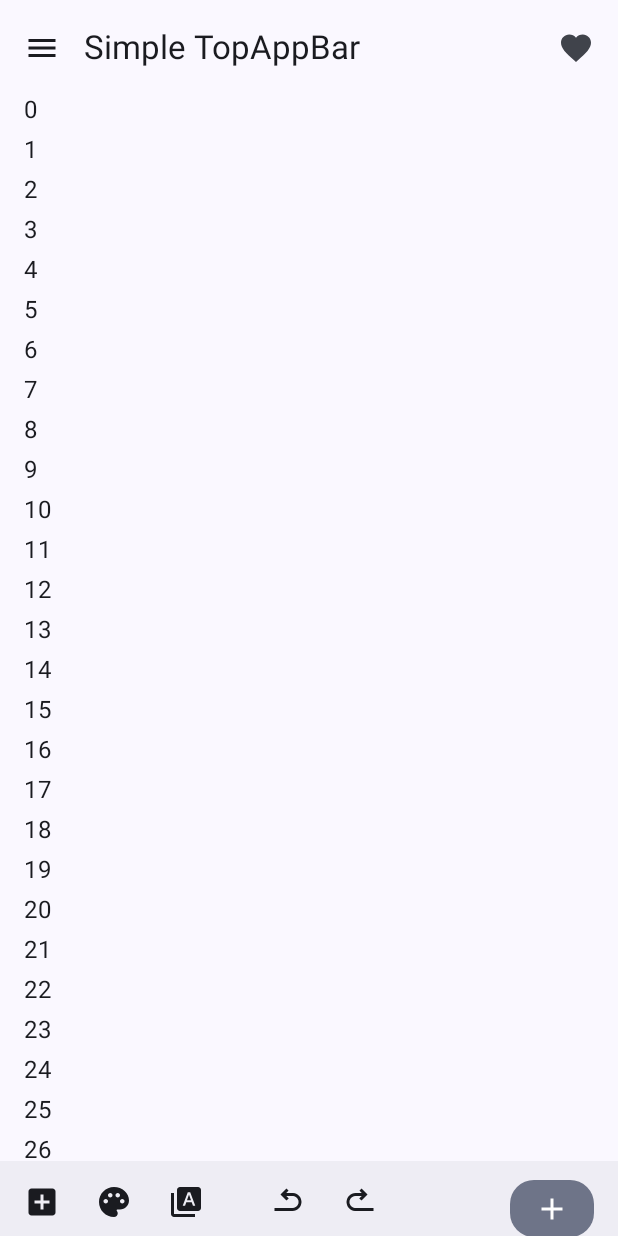
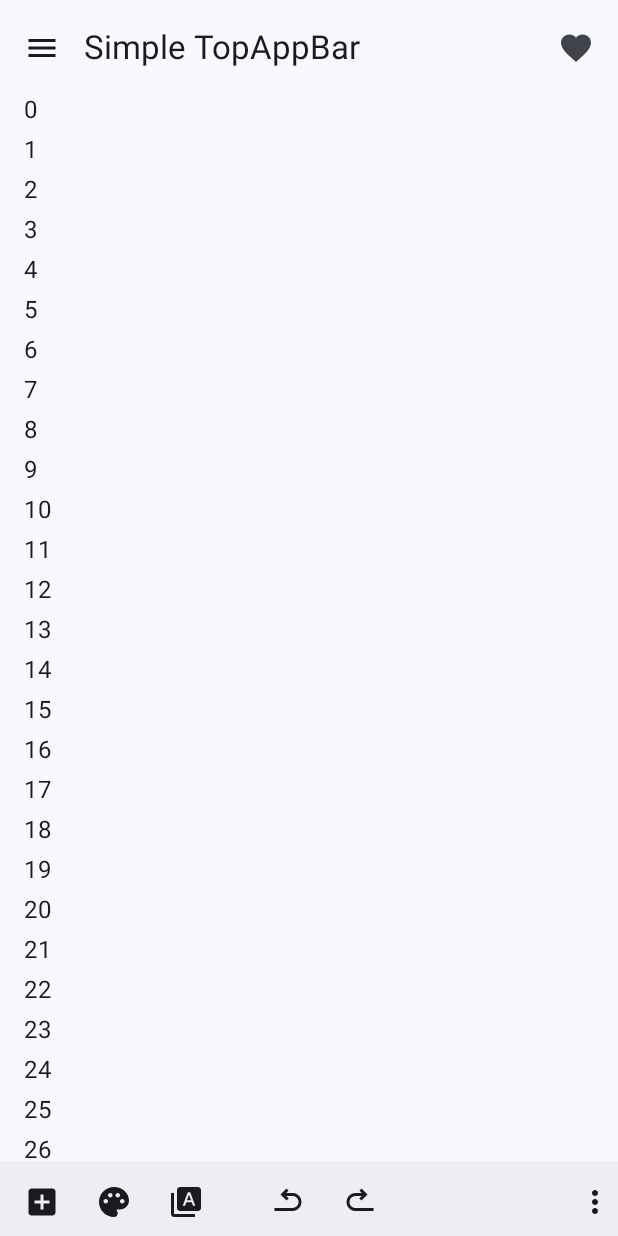
Before and after one commit to jaszczurga/NoteApp, an Android app built with Jetpack Compose: the NoteScreen screen opened through its navigation route, on a phone screen of 412 x 824 dp. Run offline under Robolectric (Android 15) with nearby library versions, the light colour scheme and no system bars; our stand-ins replace Dagger/Hilt's generated code.

Commit message:
NoteScreen UI some actionbutton changes moved from bottombar to scaffold added bottombar and top bar for NoteScreen przeniesienie do components AddButton i NoteCard

```diff
--- /dev/null
+++ b/app/src/main/java/com/example/googlenotesclone/components/components.kt
@@ -0,0 +1,57 @@
+package com.example.googlenotesclone.components
+
+import androidx.compose.foundation.BorderStroke
+import androidx.compose.foundation.layout.fillMaxWidth
+import androidx.compose.foundation.layout.padding
+import androidx.compose.material.icons.Icons
+import androidx.compose.material.icons.filled.Add
+import androidx.compose.material3.BottomAppBarDefaults
+import androidx.compose.material3.CardDefaults
+import androidx.compose.material3.FloatingActionButton
+import androidx.compose.material3.FloatingActionButtonDefaults
+import androidx.compose.material3.Icon
+import androidx.compose.material3.MaterialTheme
+import androidx.compose.material3.OutlinedCard
+import androidx.compose.material3.Text
+import androidx.compose.runtime.Composable
+import androidx.compose.ui.Modifier
+import androidx.compose.ui.graphics.Color
+import androidx.compose.ui.text.style.TextAlign
+import androidx.compose.ui.text.style.TextOverflow
+import androidx.compose.ui.unit.dp
+import androidx.compose.ui.unit.sp
+
+@Composable
+fun AddButton(onClickButton : ()->Unit={}) {
+    FloatingActionButton(
+        onClick = { onClickButton.invoke() },
+        containerColor = BottomAppBarDefaults.bottomAppBarFabColor,
+        elevation = FloatingActionButtonDefaults.bottomAppBarFabElevation(),
+
+        ) {
+        Icon(Icons.Filled.Add, "Localized description")
+    }
+}
+@Composable
+fun NoteCard(text:String) {
+    OutlinedCard(
+        colors = CardDefaults.cardColors(
+            containerColor = MaterialTheme.colorScheme.surface ,
+        ) ,
+        border = BorderStroke(1.dp , Color.Gray) ,
+        modifier = Modifier
+            .fillMaxWidth()
+
+    ) {
+        Text(
+            text = text,
+            modifier = Modifier
+                .padding(16.dp) ,
+            textAlign = TextAlign.Center ,
+            maxLines = 9,
+            overflow = TextOverflow.Ellipsis,
+            lineHeight = 14.sp,
+            fontSize = 13.sp
+        )
+    }
+}
--- a/app/src/main/java/com/example/googlenotesclone/screens/HomeScreen/HomeScreen.kt
+++ b/app/src/main/java/com/example/googlenotesclone/screens/HomeScreen/HomeScreen.kt
@@ -7,6 +7,7 @@ import androidx.compose.foundation.layout.Arrangement
 import androidx.compose.foundation.layout.Column
 import androidx.compose.foundation.layout.Row
 import androidx.compose.foundation.layout.Spacer
+import androidx.compose.foundation.layout.displayCutoutPadding
 import androidx.compose.foundation.layout.fillMaxSize
 import androidx.compose.foundation.layout.fillMaxWidth
 import androidx.compose.foundation.layout.height
@@ -31,6 +32,7 @@ import androidx.compose.material3.CardDefaults
 import androidx.compose.material3.DrawerState
 import androidx.compose.material3.DrawerValue
 import androidx.compose.material3.ExperimentalMaterial3Api
+import androidx.compose.material3.FabPosition
 import androidx.compose.material3.FloatingActionButton
 import androidx.compose.material3.FloatingActionButtonDefaults
 import androidx.compose.material3.Icon
@@ -66,7 +68,10 @@ import androidx.compose.ui.unit.dp
 import androidx.compose.ui.unit.em
 import androidx.compose.ui.unit.sp
 import androidx.navigation.NavHostController
+import com.example.googlenotesclone.components.AddButton
+import com.example.googlenotesclone.components.NoteCard
 import com.example.googlenotesclone.navigation.NotesAppScreens
+import com.google.android.material.bottomappbar.BottomAppBar.FabAlignmentMode
 import kotlinx.coroutines.CoroutineScope
 import kotlinx.coroutines.launch
 
@@ -106,7 +111,10 @@ fun HomeContent(drawerState : DrawerState ,navController : NavHostController, mo
     )
     Scaffold(
         bottomBar = {
-            BottomAppBarWithFAB(onClickButton = {
+            BottomAppBar()
+        },
+        floatingActionButton = {
+            AddButton(onClickButton = {
                 navController.navigate(NotesAppScreens.NoteScreen.name)
             })
         }
@@ -125,7 +133,9 @@ fun HomeContent(drawerState : DrawerState ,navController : NavHostController, mo
                         NoteCard(text = t)
                     }
                 },
-                modifier = Modifier.fillMaxSize().padding(horizontal = 10.dp)
+                modifier = Modifier
+                    .fillMaxSize()
+                    .padding(horizontal = 10.dp)
             )
         }
     }
@@ -249,12 +259,11 @@ fun InputField(
 }
 
 @Composable
-fun BottomAppBarWithFAB(
+fun BottomAppBar(
     onClickCheckBoxIcon : ()->Unit = {},
     onClickBrushIcon : ()->Unit = {},
     onClickMicIcon : ()->Unit = {},
     onClickPhotoIcon : ()->Unit = {},
-    onClickButton : ()->Unit={}
 ) {
     BottomAppBar(
         modifier = Modifier.height(50.dp),
@@ -282,40 +291,6 @@ fun BottomAppBarWithFAB(
                 )
             }
 
-        },
-        floatingActionButton = {
-            FloatingActionButton(
-                onClick = { onClickButton.invoke() },
-                containerColor = BottomAppBarDefaults.bottomAppBarFabColor,
-                elevation = FloatingActionButtonDefaults.bottomAppBarFabElevation()
-            ) {
-                Icon(Icons.Filled.Add, "Localized description")
-            }
         }
     )
 }
-
-
-@Composable
-fun NoteCard(text:String) {
-    OutlinedCard(
-        colors = CardDefaults.cardColors(
-            containerColor = MaterialTheme.colorScheme.surface ,
-        ) ,
-        border = BorderStroke(1.dp , Color.Gray) ,
-        modifier = Modifier
-            .fillMaxWidth()
-
-    ) {
-        Text(
-            text = text,
-            modifier = Modifier
-                .padding(16.dp) ,
-            textAlign = TextAlign.Center ,
-            maxLines = 9,
-            overflow = TextOverflow.Ellipsis,
-            lineHeight = 14.sp,
-            fontSize = 13.sp
-        )
-    }
-}
--- a/app/src/main/java/com/example/googlenotesclone/screens/NoteScreen/NoteScreen.kt
+++ b/app/src/main/java/com/example/googlenotesclone/screens/NoteScreen/NoteScreen.kt
@@ -2,9 +2,12 @@ package com.example.googlenotesclone.screens.NoteScreen
 
 import androidx.compose.foundation.layout.Arrangement
 import androidx.compose.foundation.layout.Row
+import androidx.compose.foundation.layout.Spacer
 import androidx.compose.foundation.layout.fillMaxWidth
 import androidx.compose.foundation.layout.height
 import androidx.compose.foundation.layout.padding
+import androidx.compose.foundation.layout.width
+import androidx.compose.foundation.layout.windowInsetsEndWidth
 import androidx.compose.foundation.lazy.LazyColumn
 import androidx.compose.material.icons.Icons
 import androidx.compose.material.icons.filled.Add
@@ -14,6 +17,8 @@ import androidx.compose.material.icons.filled.CheckBox
 import androidx.compose.material.icons.filled.Favorite
 import androidx.compose.material.icons.filled.Menu
 import androidx.compose.material.icons.filled.Mic
+import androidx.compose.material.icons.filled.MoreHoriz
+import androidx.compose.material.icons.filled.MoreVert
 import androidx.compose.material.icons.filled.Palette
 import androidx.compose.material.icons.filled.Photo
 import androidx.compose.material.icons.filled.TypeSpecimen
@@ -32,6 +37,7 @@ import androidx.compose.material3.Scaffold
 import androidx.compose.material3.Text
 import androidx.compose.material3.TopAppBar
 import androidx.compose.runtime.Composable
+import androidx.compose.ui.Alignment
 import androidx.compose.ui.Modifier
 import androidx.compose.ui.graphics.graphicsLayer
 import androidx.compose.ui.text.style.TextOverflow
@@ -59,9 +65,9 @@ fun NoteScreen(navController : NavHostController) {
                     Text(
                         text = list[it],
                         style = MaterialTheme.typography.bodyLarge,
-                        modifier = Modifier
+                        modifier =Modifier
                             .fillMaxWidth()
-                            .padding(horizontal = 16.dp)
+                            .padding(horizontal=16.dp)
                     )
                 }
             }
@@ -104,58 +110,61 @@ fun NoteTopAppBar() {
 @Preview
 @Composable
 fun NoteBottomBar(
-    onClickAddBoxIcon : ()->Unit = {},
-    onClickPaletteIcon : ()->Unit = {},
-    onClickMicIcon : ()->Unit = {},
-    onClickPhotoIcon : ()->Unit = {},
-    onClickButton : ()->Unit={}
+    onClickAddBoxIcon : () -> Unit={} ,
+    onClickPaletteIcon : () -> Unit={} ,
+    onClickTypeSpecimen : () -> Unit={} ,
+    onClickUnDo : () -> Unit={} ,
+    onClickReDo : () -> Unit={} ,
+    onClickMore : () -> Unit={} ,
 ) {
     BottomAppBar(
-        modifier = Modifier.height(50.dp),
-        actions = {
-            IconButton(onClick = { onClickAddBoxIcon.invoke() }) {
-                Icon(Icons.Filled.AddBox,
-                    contentDescription = "add some fancy functions like micro")
-            }
-            IconButton(onClick = { onClickPaletteIcon.invoke() }) {
+        modifier=Modifier.height(50.dp) ,
+        actions={
+            Row {
+                IconButton(onClick={ onClickAddBoxIcon.invoke() }) {
                     Icon(
-                    Icons.Filled.Palette,
-                    contentDescription = "some color change",
+                        Icons.Filled.AddBox ,
+                        contentDescription="add some fancy functions like micro"
                     )
                 }
-            IconButton(onClick = { onClickMicIcon.invoke() }) {
+                IconButton(onClick={ onClickPaletteIcon.invoke() }) {
                     Icon(
-                    Icons.Filled.TypeSpecimen,
-                    contentDescription = "typography changes",
+                        Icons.Filled.Palette ,
+                        contentDescription="some color change" ,
                     )
                 }
-            Row(modifier = Modifier.padding(horizontal = 20.dp)) {
+                IconButton(onClick={ onClickTypeSpecimen.invoke() }) {
+                    Icon(
+                        Icons.Filled.TypeSpecimen ,
+                        contentDescription="typography changes" ,
+                    )
+                }
+                Row(modifier=Modifier.padding(horizontal=20.dp)) {
                     IconButton(
-                    onClick = { onClickPhotoIcon.invoke() }) {
+                        onClick={ onClickUnDo.invoke() }) {
                         Icon(
                             Icons.Filled.UTurnLeft ,
-                        contentDescription = "undochanges" ,
-                        modifier = Modifier.graphicsLayer(rotationZ = 90f)
+                            contentDescription="undochanges" ,
+                            modifier=Modifier.graphicsLayer(rotationZ=90f)
                         )
                     }
                     IconButton(
-                    onClick = { onClickPhotoIcon.invoke() }) {
+                        onClick={ onClickReDo.invoke() }) {
                         Icon(
                             Icons.Filled.UTurnRight ,
-                        contentDescription = "undochanges" ,
-                        modifier = Modifier.graphicsLayer(rotationZ = 270f)
+                            contentDescription="redo changes" ,
+                            modifier=Modifier.graphicsLayer(rotationZ=270f)
                         )
                     }
                 }
-
-        },
-        floatingActionButton = {
-            FloatingActionButton(
-                onClick = { onClickButton.invoke() },
-                containerColor = BottomAppBarDefaults.bottomAppBarFabColor,
-                elevation = FloatingActionButtonDefaults.bottomAppBarFabElevation()
-            ) {
-                Icon(Icons.Filled.Add, "Localized description")
+                Spacer(modifier=Modifier.fillMaxWidth(0.8f))
+                IconButton(
+                    onClick={ onClickMore.invoke() }) {
+                    Icon(
+                        Icons.Default.MoreVert ,
+                        contentDescription="miedzy innymi usun"
+                    )
+                }
             }
         }
     )
```
Lines whose indentation alone changed are shown as unchanged.
